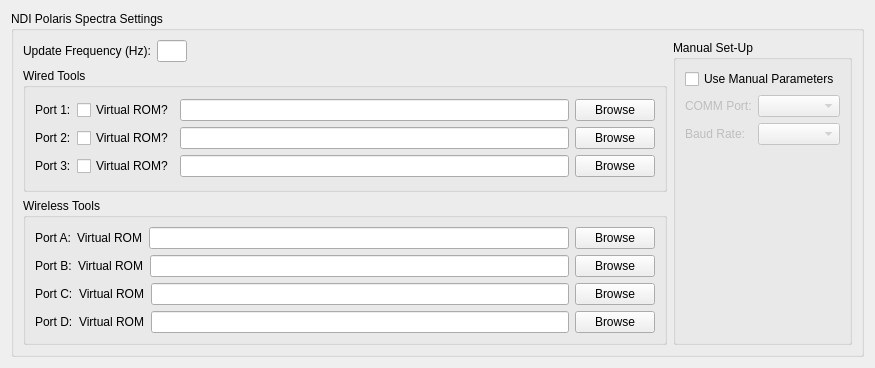
Old version of the form GUI/Qt/SpectraVicraTrackerSettingsWidget.ui in the repository mfoste/NDIAPI.
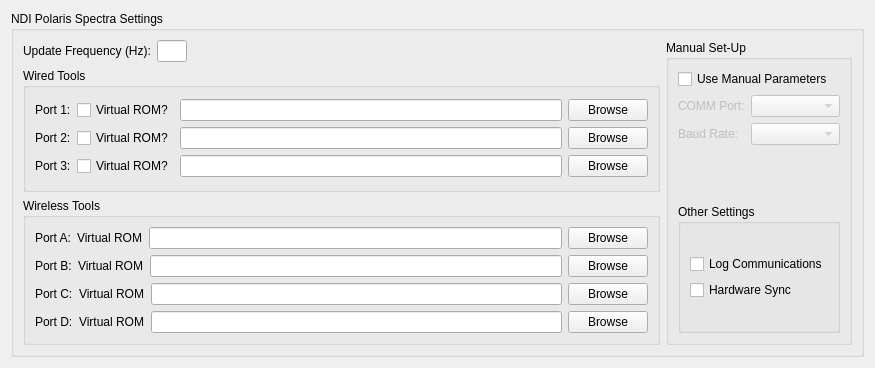
New version of the form.

Commit message: Added Comm Log flags and hardware sync flags to Polaris.

The edit to the form file:
```diff
--- a/GUI/Qt/SpectraVicraTrackerSettingsWidget.ui
+++ b/GUI/Qt/SpectraVicraTrackerSettingsWidget.ui
@@ -394,6 +394,36 @@
                </item>
               </layout>
              </item>
+             <item row="1" column="0">
+              <widget class="QGroupBox" name="groupBox_3">
+               <property name="title">
+                <string>Other Settings</string>
+               </property>
+               <layout class="QGridLayout" name="gridLayout_6">
+                <item row="0" column="0">
+                 <layout class="QVBoxLayout" name="verticalLayout_6">
+                  <item>
+                   <widget class="QCheckBox" name="logCommunicationsCheckBox">
+                    <property name="text">
+                     <string>Log Communications</string>
+                    </property>
+                   </widget>
+                  </item>
+                  <item>
+                   <widget class="QCheckBox" name="hardwareSyncCheckBox">
+                    <property name="toolTip">
+                     <string>Set this tracker as the slave in a hardware sync</string>
+                    </property>
+                    <property name="text">
+                     <string>Hardware Sync</string>
+                    </property>
+                   </widget>
+                  </item>
+                 </layout>
+                </item>
+               </layout>
+              </widget>
+             </item>
             </layout>
            </widget>
           </item>
```
The commit also changes 6 other files.
